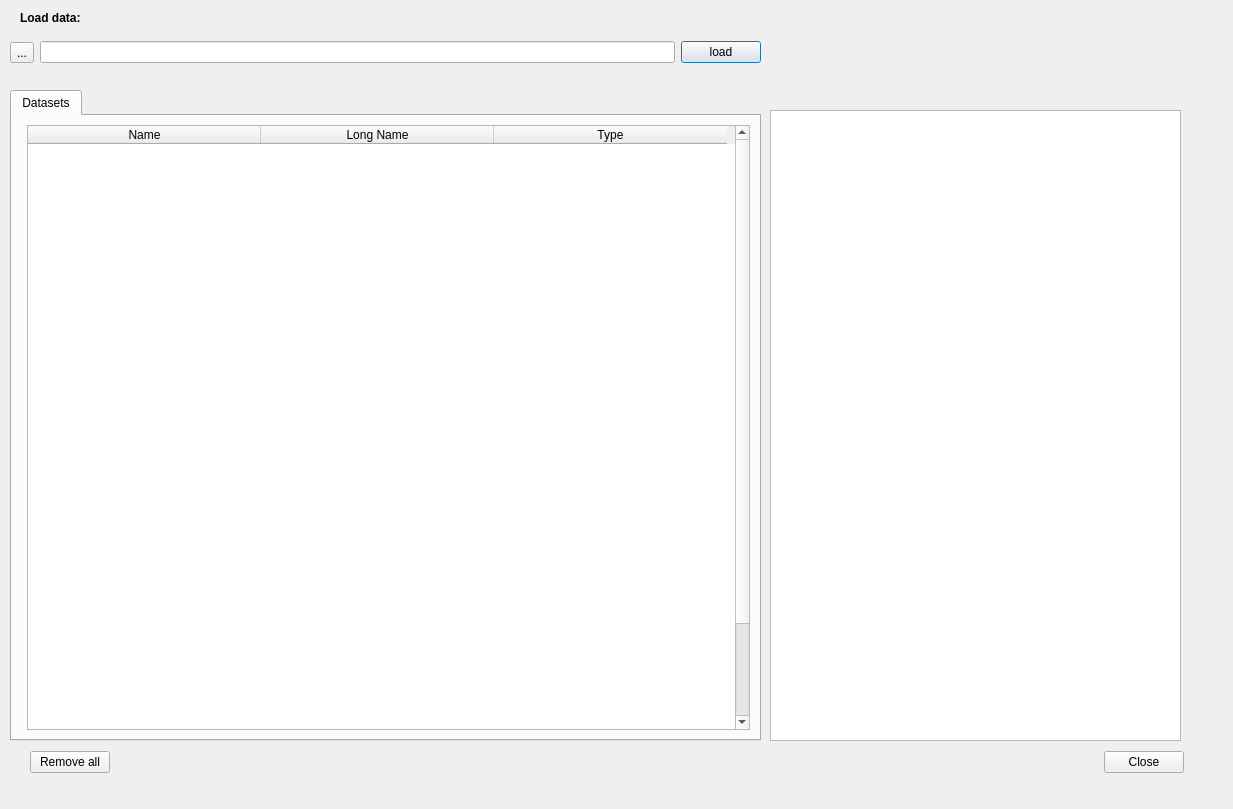
EBVcube/EBVCubeVisualizer, file netCDFVisualizer.ui: the form before one commit.
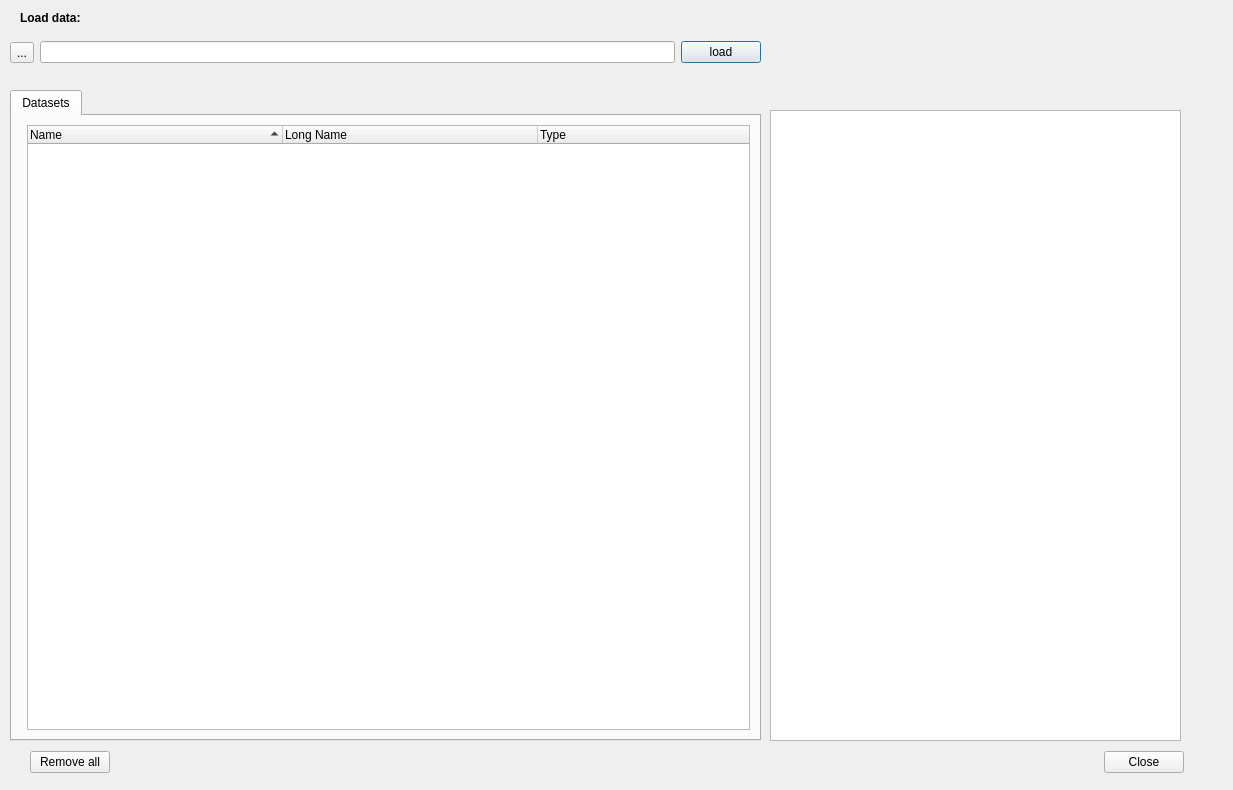
The form after the commit.

Commit message: has been added a QTreeWidget

```diff
--- a/netCDFVisualizer.ui
+++ b/netCDFVisualizer.ui
@@ -7,7 +7,7 @@
     <x>0</x>
     <y>0</y>
     <width>1233</width>
-    <height>809</height>
+    <height>790</height>
    </rect>
   </property>
   <property name="windowTitle">
@@ -91,86 +91,25 @@
        </attribute>
        <layout class="QFormLayout" name="formLayout">
         <item row="0" column="1">
-         <widget class="QTableWidget" name="tbl_dataSet">
-          <property name="maximumSize">
-           <size>
-            <width>249000</width>
-            <height>16777215</height>
-           </size>
+         <widget class="QTreeWidget" name="tree_data">
+          <property name="styleSheet">
+           <string notr="true">alternate-background-color: qlineargradient(spread:pad, x1:0, y1:0, x2:0, y2:1, stop:0 rgba(255, 255, 255, 255), stop:0.495 rgba(255, 255, 255, 255), stop:0.505 rgba(255, 0, 0, 255), stop:1 rgba(255, 0, 0, 255));</string>
           </property>
-          <property name="frameShape">
-           <enum>QFrame::StyledPanel</enum>
+          <property name="indentation">
+           <number>20</number>
           </property>
-          <property name="frameShadow">
-           <enum>QFrame::Sunken</enum>
-          </property>
-          <property name="lineWidth">
-           <number>1</number>
-          </property>
-          <property name="showGrid">
-           <bool>false</bool>
-          </property>
-          <property name="rowCount">
-           <number>25</number>
-          </property>
-          <property name="columnCount">
-           <number>3</number>
-          </property>
-          <attribute name="horizontalHeaderVisible">
+          <attribute name="headerCascadingSectionResizes">
            <bool>true</bool>
           </attribute>
-          <attribute name="horizontalHeaderCascadingSectionResizes">
-           <bool>true</bool>
+          <attribute name="headerMinimumSectionSize">
+           <number>206</number>
           </attribute>
-          <attribute name="horizontalHeaderDefaultSectionSize">
-           <number>233</number>
+          <attribute name="headerDefaultSectionSize">
+           <number>255</number>
           </attribute>
-          <attribute name="horizontalHeaderHighlightSections">
+          <attribute name="headerShowSortIndicator" stdset="0">
            <bool>true</bool>
           </attribute>
-          <attribute name="horizontalHeaderShowSortIndicator" stdset="0">
-           <bool>false</bool>
-          </attribute>
-          <attribute name="horizontalHeaderStretchLastSection">
-           <bool>false</bool>
-          </attribute>
-          <attribute name="verticalHeaderVisible">
-           <bool>false</bool>
-          </attribute>
-          <attribute name="verticalHeaderCascadingSectionResizes">
-           <bool>true</bool>
-          </attribute>
-          <attribute name="verticalHeaderDefaultSectionSize">
-           <number>27</number>
-          </attribute>
-          <attribute name="verticalHeaderShowSortIndicator" stdset="0">
-           <bool>false</bool>
-          </attribute>
-          <row/>
-          <row/>
-          <row/>
-          <row/>
-          <row/>
-          <row/>
-          <row/>
-          <row/>
-          <row/>
-          <row/>
-          <row/>
-          <row/>
-          <row/>
-          <row/>
-          <row/>
-          <row/>
-          <row/>
-          <row/>
-          <row/>
-          <row/>
-          <row/>
-          <row/>
-          <row/>
-          <row/>
-          <row/>
           <column>
            <property name="text">
             <string>Name</string>
```
Left out of the diff: 5 changed lines with no effect on the pictures.
